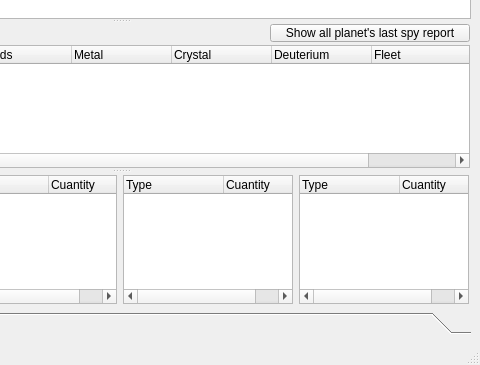
Before: the Qt Designer form ogbot/src/ui/MainWindow.ui in kovan/kovans-ogbot, drawn with Qt 5; both pictures show x 239 to 719 and y 177 to 542 of the 719 by 542 pixel window.
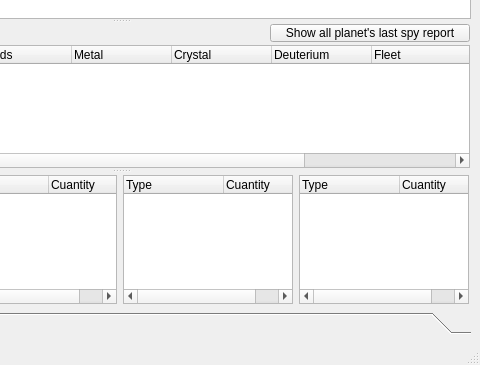
After: the same form once the commit is applied. The open tabs and pages were chosen to show the change. Icons and pictures are not drawn.

```diff
--- a/ogbot/src/ui/MainWindow.ui
+++ b/ogbot/src/ui/MainWindow.ui
@@ -34,8 +34,8 @@
         <rect>
          <x>0</x>
          <y>0</y>
-         <width>377</width>
-         <height>47</height>
+         <width>701</width>
+         <height>443</height>
         </rect>
        </property>
        <attribute name="label" >
@@ -270,6 +270,11 @@
                 <string>Defenses</string>
                </property>
               </column>
+              <column>
+               <property name="text" >
+                <string>Probes</string>
+               </property>
+              </column>
              </widget>
             </item>
            </layout>
```
Left out of the diff: 2 changed lines with no effect on the pictures.
